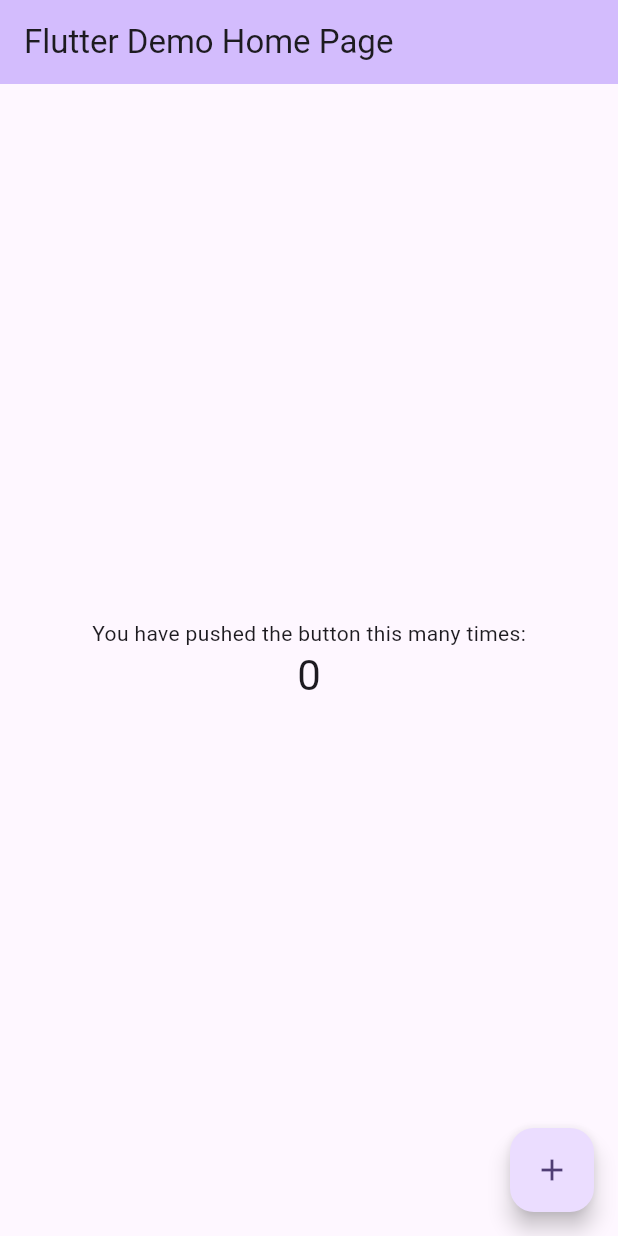
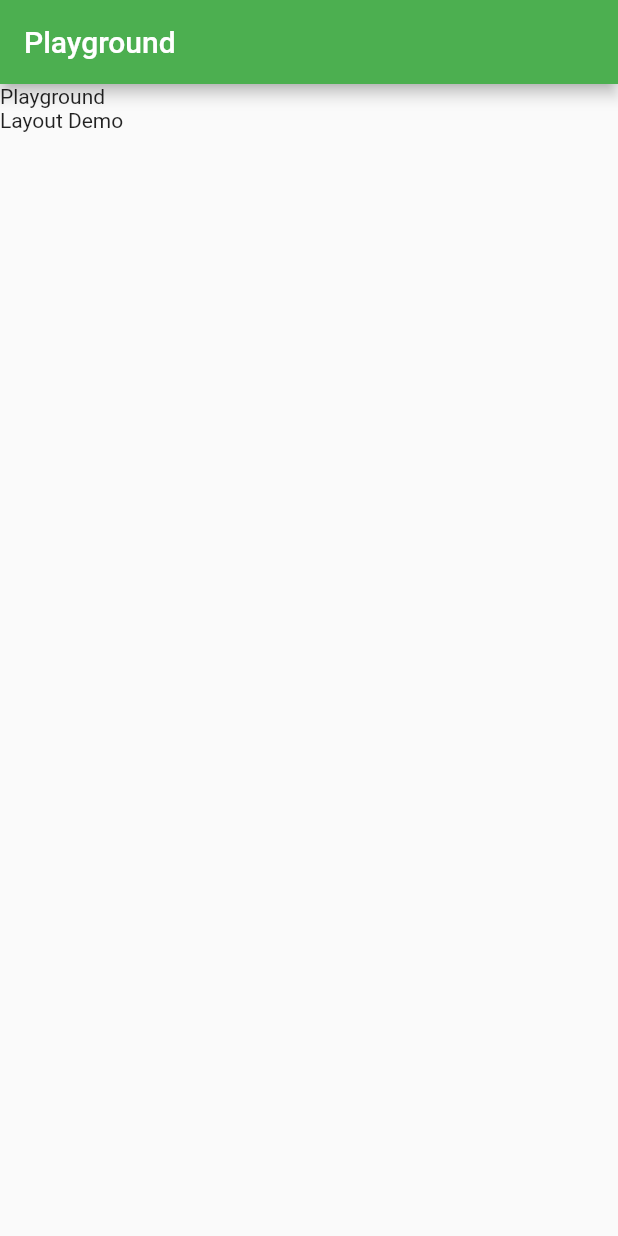
Before and after one commit to chrisalxlng/flutter-playground, a Flutter app: the screen it shows after launch, on a phone screen of 412 x 824 dp. Run offline on Flutter 3.47's test engine with Material 2 defaults, Android fonts, the phone set to English and light mode, and no system bars.

Commit message:
add playground

```diff
--- /dev/null
+++ b/lib/components/screen_layout.dart
@@ -0,0 +1,18 @@
+import 'package:flutter/material.dart';
+
+class ScreenLayout extends StatelessWidget {
+  final Widget child;
+  final String title;
+
+  const ScreenLayout({super.key, required this.child, required this.title});
+
+  @override
+  Widget build(BuildContext context) {
+    return Scaffold(
+        appBar: AppBar(
+          backgroundColor: Colors.green,
+          title: Text(title),
+        ),
+        body: child);
+  }
+}
--- a/lib/main.dart
+++ b/lib/main.dart
@@ -1,125 +1,17 @@
 import 'package:flutter/material.dart';
+import 'package:playground/routes.dart';
 
 void main() {
-  runApp(const MyApp());
+  runApp(const App());
 }
 
-class MyApp extends StatelessWidget {
-  const MyApp({super.key});
+class App extends StatelessWidget {
+  const App({super.key});
 
-  // This widget is the root of your application.
   @override
   Widget build(BuildContext context) {
     return MaterialApp(
-      title: 'Flutter Demo',
-      theme: ThemeData(
-        // This is the theme of your application.
-        //
-        // TRY THIS: Try running your application with "flutter run". You'll see
-        // the application has a blue toolbar. Then, without quitting the app,
-        // try changing the seedColor in the colorScheme below to Colors.green
-        // and then invoke "hot reload" (save your changes or press the "hot
-        // reload" button in a Flutter-supported IDE, or press "r" if you used
-        // the command line to start the app).
-        //
-        // Notice that the counter didn't reset back to zero; the application
-        // state is not lost during the reload. To reset the state, use hot
-        // restart instead.
-        //
-        // This works for code too, not just values: Most code changes can be
-        // tested with just a hot reload.
-        colorScheme: ColorScheme.fromSeed(seedColor: Colors.deepPurple),
-        useMaterial3: true,
-      ),
-      home: const MyHomePage(title: 'Flutter Demo Home Page'),
+      routes: routes,
     );
   }
 }
-
-class MyHomePage extends StatefulWidget {
-  const MyHomePage({super.key, required this.title});
-
-  // This widget is the home page of your application. It is stateful, meaning
-  // that it has a State object (defined below) that contains fields that affect
-  // how it looks.
-
-  // This class is the configuration for the state. It holds the values (in this
-  // case the title) provided by the parent (in this case the App widget) and
-  // used by the build method of the State. Fields in a Widget subclass are
-  // always marked "final".
-
-  final String title;
-
-  @override
-  State<MyHomePage> createState() => _MyHomePageState();
-}
-
-class _MyHomePageState extends State<MyHomePage> {
-  int _counter = 0;
-
-  void _incrementCounter() {
-    setState(() {
-      // This call to setState tells the Flutter framework that something has
-      // changed in this State, which causes it to rerun the build method below
-      // so that the display can reflect the updated values. If we changed
-      // _counter without calling setState(), then the build method would not be
-      // called again, and so nothing would appear to happen.
-      _counter++;
-    });
-  }
-
-  @override
-  Widget build(BuildContext context) {
-    // This method is rerun every time setState is called, for instance as done
-    // by the _incrementCounter method above.
-    //
-    // The Flutter framework has been optimized to make rerunning build methods
-    // fast, so that you can just rebuild anything that needs updating rather
-    // than having to individually change instances of widgets.
-    return Scaffold(
-      appBar: AppBar(
-        // TRY THIS: Try changing the color here to a specific color (to
-        // Colors.amber, perhaps?) and trigger a hot reload to see the AppBar
-        // change color while the other colors stay the same.
-        backgroundColor: Theme.of(context).colorScheme.inversePrimary,
-        // Here we take the value from the MyHomePage object that was created by
-        // the App.build method, and use it to set our appbar title.
-        title: Text(widget.title),
-      ),
-      body: Center(
-        // Center is a layout widget. It takes a single child and positions it
-        // in the middle of the parent.
-        child: Column(
-          // Column is also a layout widget. It takes a list of children and
-          // arranges them vertically. By default, it sizes itself to fit its
-          // children horizontally, and tries to be as tall as its parent.
-          //
-          // Column has various properties to control how it sizes itself and
-          // how it positions its children. Here we use mainAxisAlignment to
-          // center the children vertically; the main axis here is the vertical
-          // axis because Columns are vertical (the cross axis would be
-          // horizontal).
-          //
-          // TRY THIS: Invoke "debug painting" (choose the "Toggle Debug Paint"
-          // action in the IDE, or press "p" in the console), to see the
-          // wireframe for each widget.
-          mainAxisAlignment: MainAxisAlignment.center,
-          children: <Widget>[
-            const Text(
-              'You have pushed the button this many times:',
-            ),
-            Text(
-              '$_counter',
-              style: Theme.of(context).textTheme.headlineMedium,
-            ),
-          ],
-        ),
-      ),
-      floatingActionButton: FloatingActionButton(
-        onPressed: _incrementCounter,
-        tooltip: 'Increment',
-        child: const Icon(Icons.add),
-      ), // This trailing comma makes auto-formatting nicer for build methods.
-    );
-  }
-}
--- /dev/null
+++ b/lib/routes.dart
@@ -0,0 +1,22 @@
+import 'package:flutter/material.dart';
+import 'package:playground/screens/home_screen.dart';
+import 'package:playground/screens/layout_demo_screen.dart';
+
+class ExtendedRoute {
+  final String route;
+  final String label;
+  final Widget widget;
+
+  const ExtendedRoute(
+      {required this.route, required this.label, required this.widget});
+}
+
+const List<ExtendedRoute> extendedRoutes = [
+  ExtendedRoute(route: "/", label: "Playground", widget: HomeScreen()),
+  ExtendedRoute(
+      route: "/layout-demo", label: "Layout Demo", widget: LayoutDemoScreen())
+];
+
+final Map<String, WidgetBuilder> routes = {
+  for (var element in extendedRoutes) element.route: (_) => element.widget
+};
--- /dev/null
+++ b/lib/screens/home_screen.dart
@@ -0,0 +1,37 @@
+import 'package:flutter/material.dart';
+import 'package:playground/components/screen_layout.dart';
+import 'package:playground/routes.dart';
+
+final List<RouteListItem> routeListItems = extendedRoutes
+    .map((e) => RouteListItem(label: e.label, route: e.route))
+    .toList();
+
+class HomeScreen extends StatelessWidget {
+  const HomeScreen({super.key});
+
+  @override
+  Widget build(BuildContext context) {
+    return ScreenLayout(
+      title: "Playground",
+      child: ListView(
+        children: routeListItems,
+      ),
+    );
+  }
+}
+
+class RouteListItem extends StatelessWidget {
+  final String label;
+  final String route;
+
+  const RouteListItem({super.key, required this.label, required this.route});
+
+  @override
+  Widget build(BuildContext context) {
+    return GestureDetector(
+        onTap: () {
+          Navigator.pushNamed(context, route);
+        },
+        child: Text(label));
+  }
+}
--- a/pubspec.yaml
+++ b/pubspec.yaml
@@ -62,6 +62,8 @@ flutter:
   # assets:
   #   - images/a_dot_burr.jpeg
   #   - images/a_dot_ham.jpeg
+  assets:
+    - images/lake.jpg
 
   # An image asset can refer to one or more resolution-specific "variants", see
   # https://flutter.dev/assets-and-images/#resolution-aware
```
Also changed, not shown: lib/screens/layout_demo_screen.dart (added, +152 -0 lines), images/lake.jpg (added), 1 other file.
